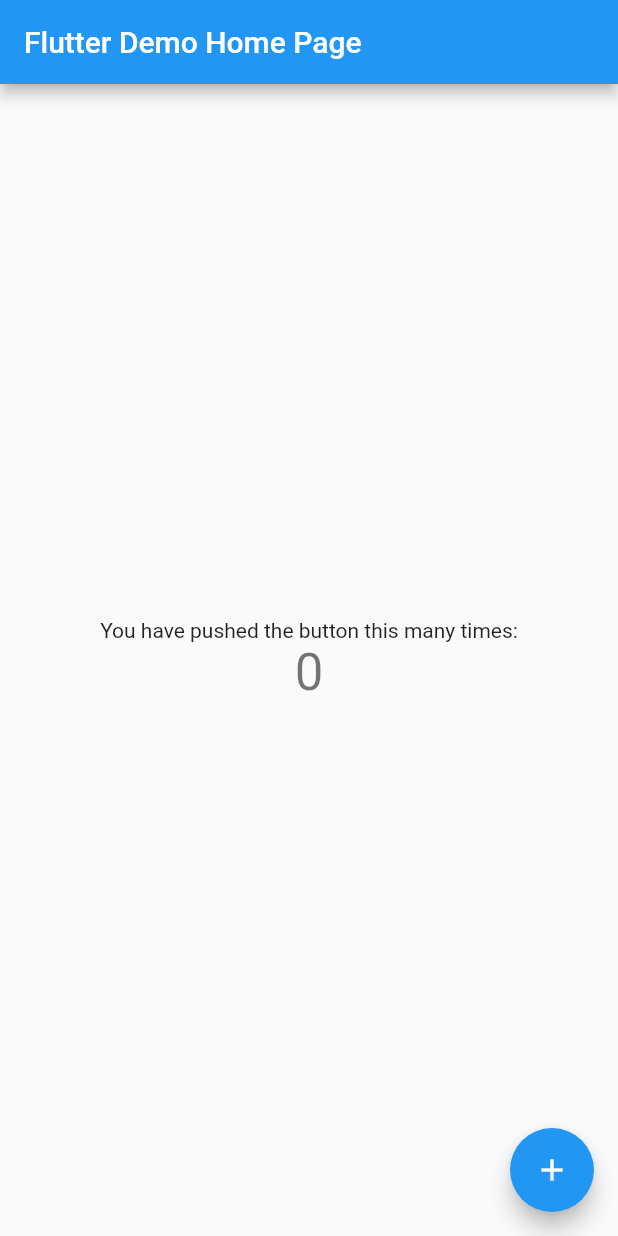
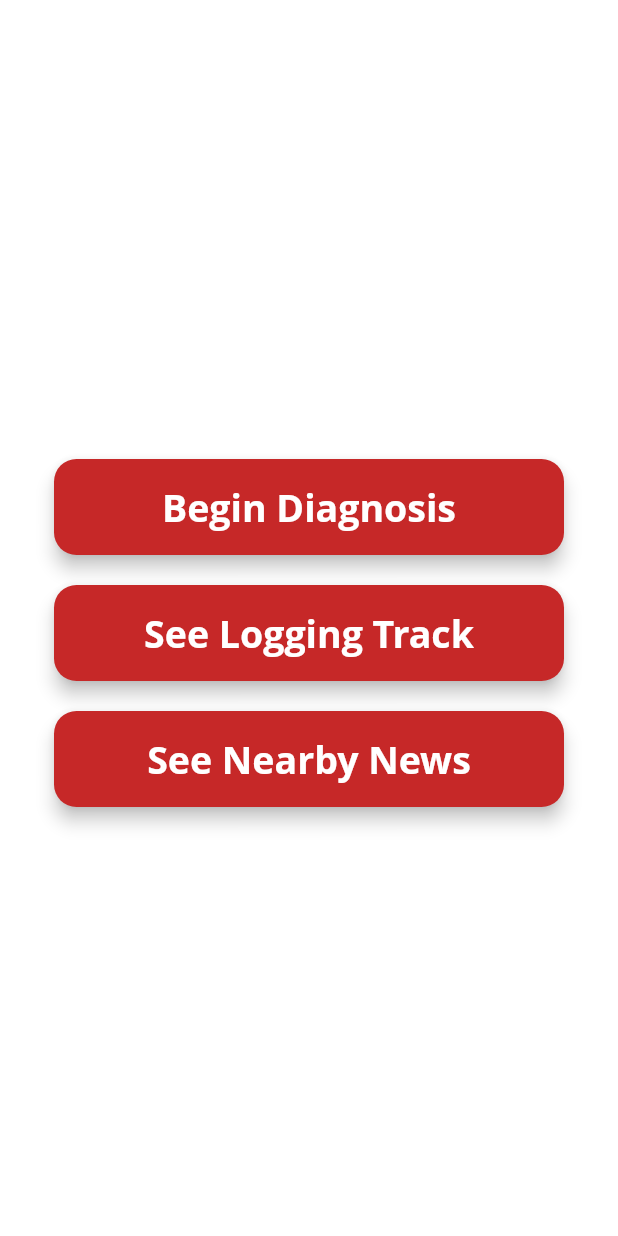
Before and after one commit to nam-m/morbus, a Flutter app: the screen it shows after launch, on a phone screen of 412 x 824 dp. Run offline on Flutter 3.47's test engine with Material 2 defaults, Android fonts, the light colour scheme and no system bars; Roboto replaces fonts that are missing (Open Sans).

Commit message:
added pages

```diff
--- /dev/null
+++ b/morbus_flutter/lib/homepage.dart
@@ -0,0 +1,111 @@
+import 'package:flutter/material.dart';
+import 'diagnosispage.dart';
+import 'loggingpage.dart';
+import 'locationpage.dart';
+
+class HomePage extends StatefulWidget {
+  HomePage({Key key, this.title}) : super(key: key);
+  final String title;
+
+  @override
+  _HomePageState createState() => _HomePageState();
+}
+
+class _HomePageState extends State<HomePage> {
+    TextStyle style = TextStyle(fontFamily: 'Open Sans', fontSize: 25.0);
+
+    @override
+    Widget build(BuildContext context) {
+
+      final diagnosis_button = Material(
+        elevation: 5.0,
+        borderRadius: BorderRadius.circular(15.0),
+        color: Colors.red[800],
+        child: MaterialButton(
+          minWidth: MediaQuery.of(context).size.width,
+          padding: EdgeInsets.fromLTRB(20.0, 15.0, 20.0, 15.0),
+          onPressed: () {
+            Navigator.push(
+              context,
+              MaterialPageRoute(
+                builder: (context) => DiagnosisPage(),
+                )
+              );
+            },
+          child: Text("Begin Diagnosis",
+              textAlign: TextAlign.center,
+              style: style.copyWith(
+                  color: Colors.white, fontWeight: FontWeight.bold)),
+        ),
+      );
+
+      final logging_button = Material(
+        elevation: 5.0,
+        borderRadius: BorderRadius.circular(15.0),
+        color: Colors.red[800],
+        child: MaterialButton(
+          minWidth: MediaQuery.of(context).size.width,
+          padding: EdgeInsets.fromLTRB(20.0, 15.0, 20.0, 15.0),
+          onPressed: () {
+            Navigator.push(
+              context,
+              MaterialPageRoute(
+                builder: (context) => LoggingPage(),
+                )
+              );
+            },
+          child: Text("See Logging Track",
+              textAlign: TextAlign.center,
+              style: style.copyWith(
+                  color: Colors.white, fontWeight: FontWeight.bold)),
+        ),
+      );
+
+      final location_button = Material(
+        elevation: 5.0,
+        borderRadius: BorderRadius.circular(15.0),
+        color: Colors.red[800],
+        child: MaterialButton(
+          minWidth: MediaQuery.of(context).size.width,
+          padding: EdgeInsets.fromLTRB(20.0, 15.0, 20.0, 15.0),
+          onPressed: () {
+            Navigator.push(
+              context,
+              MaterialPageRoute(
+                builder: (context) => LocationPage(),
+                )
+              );
+            },
+          child: Text("See Nearby News",
+              textAlign: TextAlign.center,
+              style: style.copyWith(
+                  color: Colors.white, fontWeight: FontWeight.bold)),
+        ),
+      );
+
+      return Scaffold(
+        resizeToAvoidBottomPadding: false, // added to avoid overflow
+        body: Center(
+          child: Container(
+            color: Colors.white,
+            child: Padding(
+              padding: const EdgeInsets.all(36.0),
+              child: Column(
+                crossAxisAlignment: CrossAxisAlignment.center, // horizontal
+                mainAxisAlignment: MainAxisAlignment.center, //vertical
+                children: <Widget>[
+                  SizedBox(height: 50.0),
+                  diagnosis_button,
+                  SizedBox(height: 20.0),
+                  logging_button,
+                  SizedBox(height: 20.0,),
+                  location_button,
+                  SizedBox(height: 30.0,),
+                ],
+              ),
+            ),
+          ),
+        ),
+      );
+    }
+  }
--- a/morbus_flutter/lib/main.dart
+++ b/morbus_flutter/lib/main.dart
@@ -1,4 +1,5 @@
 import 'package:flutter/material.dart';
+import 'homepage.dart';
 
 void main() => runApp(MyApp());
 
@@ -7,105 +8,12 @@
   @override
   Widget build(BuildContext context) {
     return MaterialApp(
-      title: 'Flutter Demo',
+      title: 'Morbus',
+      debugShowCheckedModeBanner: false,
       theme: ThemeData(
-        // This is the theme of your application.
-        //
-        // Try running your application with "flutter run". You'll see the
-        // application has a blue toolbar. Then, without quitting the app, try
-        // changing the primarySwatch below to Colors.green and then invoke
-        // "hot reload" (press "r" in the console where you ran "flutter run",
-        // or simply save your changes to "hot reload" in a Flutter IDE).
-        // Notice that the counter didn't reset back to zero; the application
-        // is not restarted.
-        primarySwatch: Colors.blue,
+        primarySwatch: Colors.red,
       ),
-      home: MyHomePage(title: 'Flutter Demo Home Page'),
+      home: HomePage(title: 'Morbus'),
     );
   }
 }
-
-class MyHomePage extends StatefulWidget {
-  MyHomePage({Key key, this.title}) : super(key: key);
-
-  // This widget is the home page of your application. It is stateful, meaning
-  // that it has a State object (defined below) that contains fields that affect
-  // how it looks.
-
-  // This class is the configuration for the state. It holds the values (in this
-  // case the title) provided by the parent (in this case the App widget) and
-  // used by the build method of the State. Fields in a Widget subclass are
-  // always marked "final".
-
-  final String title;
-
-  @override
-  _MyHomePageState createState() => _MyHomePageState();
-}
-
-class _MyHomePageState extends State<MyHomePage> {
-  int _counter = 0;
-
-  void _incrementCounter() {
-    setState(() {
-      // This call to setState tells the Flutter framework that something has
-      // changed in this State, which causes it to rerun the build method below
-      // so that the display can reflect the updated values. If we changed
-      // _counter without calling setState(), then the build method would not be
-      // called again, and so nothing would appear to happen.
-      _counter++;
-    });
-  }
-
-  @override
-  Widget build(BuildContext context) {
-    // This method is rerun every time setState is called, for instance as done
-    // by the _incrementCounter method above.
-    //
-    // The Flutter framework has been optimized to make rerunning build methods
-    // fast, so that you can just rebuild anything that needs updating rather
-    // than having to individually change instances of widgets.
-    return Scaffold(
-      appBar: AppBar(
-        // Here we take the value from the MyHomePage object that was created by
-        // the App.build method, and use it to set our appbar title.
-        title: Text(widget.title),
-      ),
-      body: Center(
-        // Center is a layout widget. It takes a single child and positions it
-        // in the middle of the parent.
-        child: Column(
-          // Column is also a layout widget. It takes a list of children and
-          // arranges them vertically. By default, it sizes itself to fit its
-          // children horizontally, and tries to be as tall as its parent.
-          //
-          // Invoke "debug painting" (press "p" in the console, choose the
-          // "Toggle Debug Paint" action from the Flutter Inspector in Android
-          // Studio, or the "Toggle Debug Paint" command in Visual Studio Code)
-          // to see the wireframe for each widget.
-          //
-          // Column has various properties to control how it sizes itself and
-          // how it positions its children. Here we use mainAxisAlignment to
-          // center the children vertically; the main axis here is the vertical
-          // axis because Columns are vertical (the cross axis would be
-          // horizontal).
-          mainAxisAlignment: MainAxisAlignment.center,
-          children: <Widget>[
-            Text(
-              'You have pushed the button this many times:',
-            ),
-            Text(
-              '$_counter',
-              style: Theme.of(context).textTheme.display1,
-            ),
-          ],
-        ),
-      ),
-      floatingActionButton: FloatingActionButton(
-        onPressed: _incrementCounter,
-        tooltip: 'Increment',
-        child: Icon(Icons.add),
-      ), // This trailing comma makes auto-formatting nicer for build methods.
-    );
-  }
-}
```
Also changed, not shown: morbus_flutter/lib/diagnosispage.dart (added, +18 -0 lines), morbus_flutter/lib/locationpage.dart (added, +16 -0 lines), morbus_flutter/lib/loggingpage.dart (added, +16 -0 lines).
